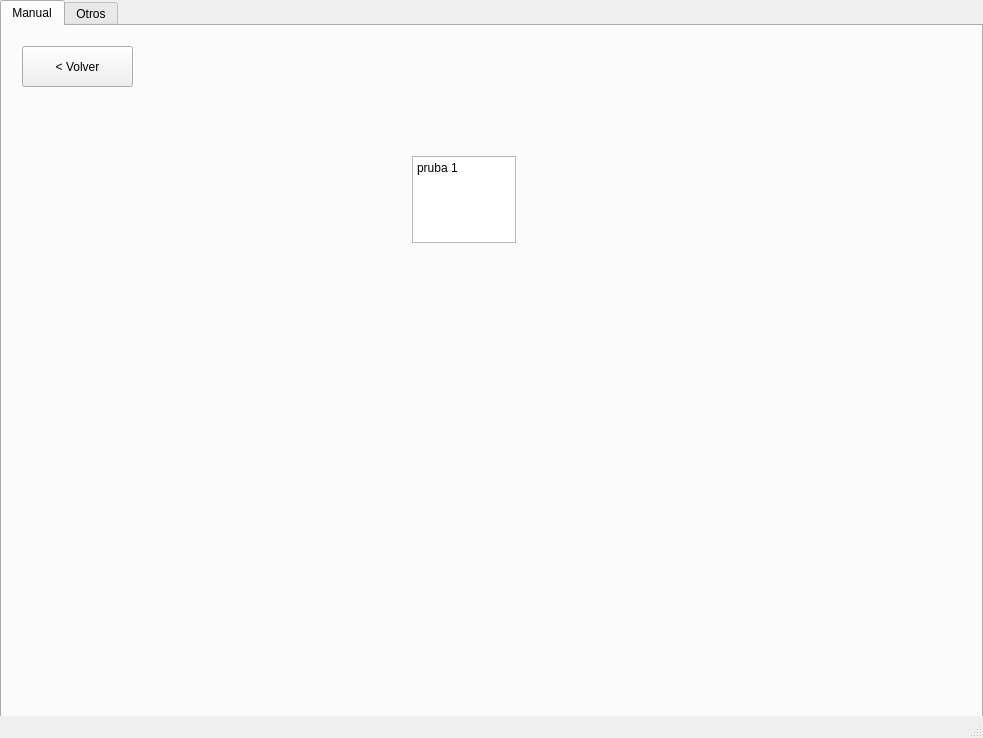
gabrielmj23/taller-mecanico-so, file src/centro_garantia_vehiculos/centrogarantiavehiculo.ui: the form before one commit.
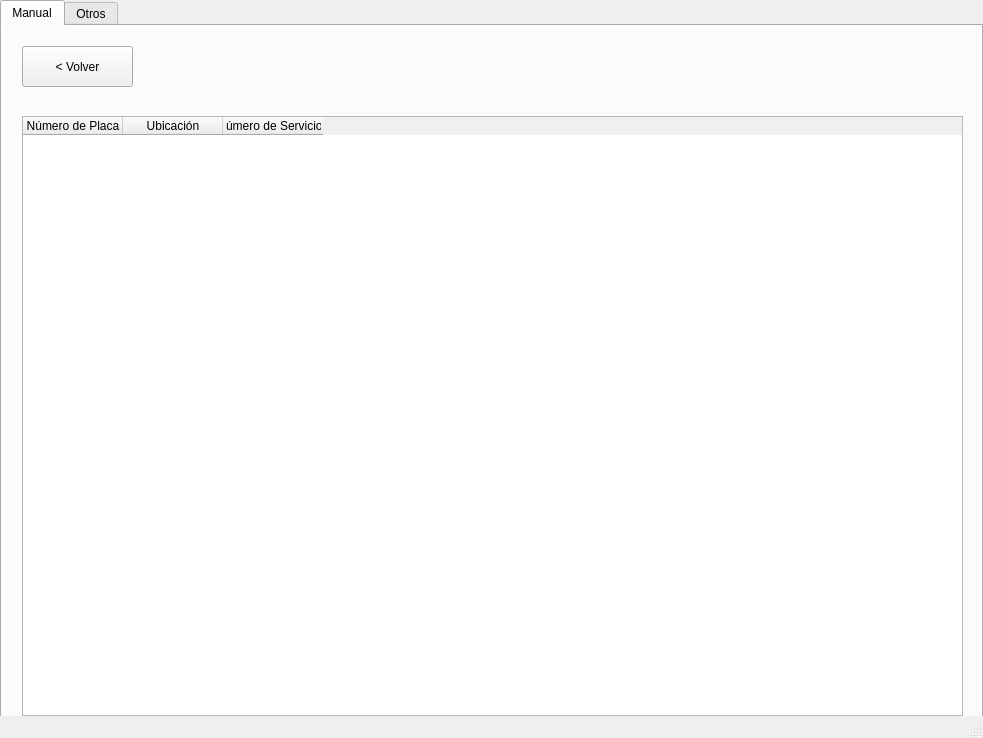
The form after the commit.

Commit message: tabla de vehiculos x cliente

```diff
--- a/src/centro_garantia_vehiculos/centrogarantiavehiculo.ui
+++ b/src/centro_garantia_vehiculos/centrogarantiavehiculo.ui
@@ -54,42 +54,6 @@
       <property name="currentIndex">
        <number>0</number>
       </property>
-      <widget class="QWidget" name="page_2">
-       <widget class="QTextEdit" name="textEdit">
-        <property name="geometry">
-         <rect>
-          <x>410</x>
-          <y>130</y>
-          <width>104</width>
-          <height>87</height>
-         </rect>
-        </property>
-        <property name="html">
-         <string>&lt;!DOCTYPE HTML PUBLIC &quot;-//W3C//DTD HTML 4.0//EN&quot; &quot;http://www.w3.org/TR/REC-html40/strict.dtd&quot;&gt;
-&lt;html&gt;&lt;head&gt;&lt;meta name=&quot;qrichtext&quot; content=&quot;1&quot; /&gt;&lt;meta charset=&quot;utf-8&quot; /&gt;&lt;style type=&quot;text/css&quot;&gt;
-p, li { white-space: pre-wrap; }
-hr { height: 1px; border-width: 0; }
-li.unchecked::marker { content: &quot;\2610&quot;; }
-li.checked::marker { content: &quot;\2612&quot;; }
-&lt;/style&gt;&lt;/head&gt;&lt;body style=&quot; font-family:'Segoe UI'; font-size:9pt; font-weight:400; font-style:normal;&quot;&gt;
-&lt;p style=&quot; margin-top:0px; margin-bottom:0px; margin-left:0px; margin-right:0px; -qt-block-indent:0; text-indent:0px;&quot;&gt;pruba 1&lt;/p&gt;
-&lt;p style=&quot;-qt-paragraph-type:empty; margin-top:0px; margin-bottom:0px; margin-left:0px; margin-right:0px; -qt-block-indent:0; text-indent:0px;&quot;&gt;&lt;br /&gt;&lt;/p&gt;&lt;/body&gt;&lt;/html&gt;</string>
-        </property>
-       </widget>
-       <widget class="QPushButton" name="pushButton_3">
-        <property name="geometry">
-         <rect>
-          <x>20</x>
-          <y>20</y>
-          <width>111</width>
-          <height>41</height>
-         </rect>
-        </property>
-        <property name="text">
-         <string>&lt; Volver</string>
-        </property>
-       </widget>
-      </widget>
       <widget class="QWidget" name="page">
        <widget class="QTableWidget" name="clienteTableWidget">
         <property name="geometry">
@@ -218,6 +182,53 @@
         </property>
        </widget>
       </widget>
+      <widget class="QWidget" name="page_2">
+       <widget class="QPushButton" name="pushButton_3">
+        <property name="geometry">
+         <rect>
+          <x>20</x>
+          <y>20</y>
+          <width>111</width>
+          <height>41</height>
+         </rect>
+        </property>
+        <property name="text">
+         <string>&lt; Volver</string>
+        </property>
+       </widget>
+       <widget class="QTableWidget" name="vehiculosClienteTable">
+        <property name="geometry">
+         <rect>
+          <x>20</x>
+          <y>90</y>
+          <width>941</width>
+          <height>600</height>
+         </rect>
+        </property>
+        <property name="sizePolicy">
+         <sizepolicy hsizetype="Expanding" vsizetype="Expanding">
+          <horstretch>40</horstretch>
+          <verstretch>0</verstretch>
+         </sizepolicy>
+        </property>
+        <column>
+         <property name="text">
+          <string>Número de Placa</string>
+         </property>
+        </column>
+        <column>
+         <property name="text">
+          <string>Ubicación</string>
+         </property>
+        </column>
+        <column>
+         <property name="text">
+          <string>Número de Servicios</string>
+         </property>
+        </column>
+       </widget>
+      </widget>
+      <widget class="QWidget" name="page_3"/>
      </widget>
     </widget>
     <widget class="QWidget" name="tab_2">
```
Left out of the diff: 5 changed lines with no effect on the pictures. The commit also changes 25 other files.
